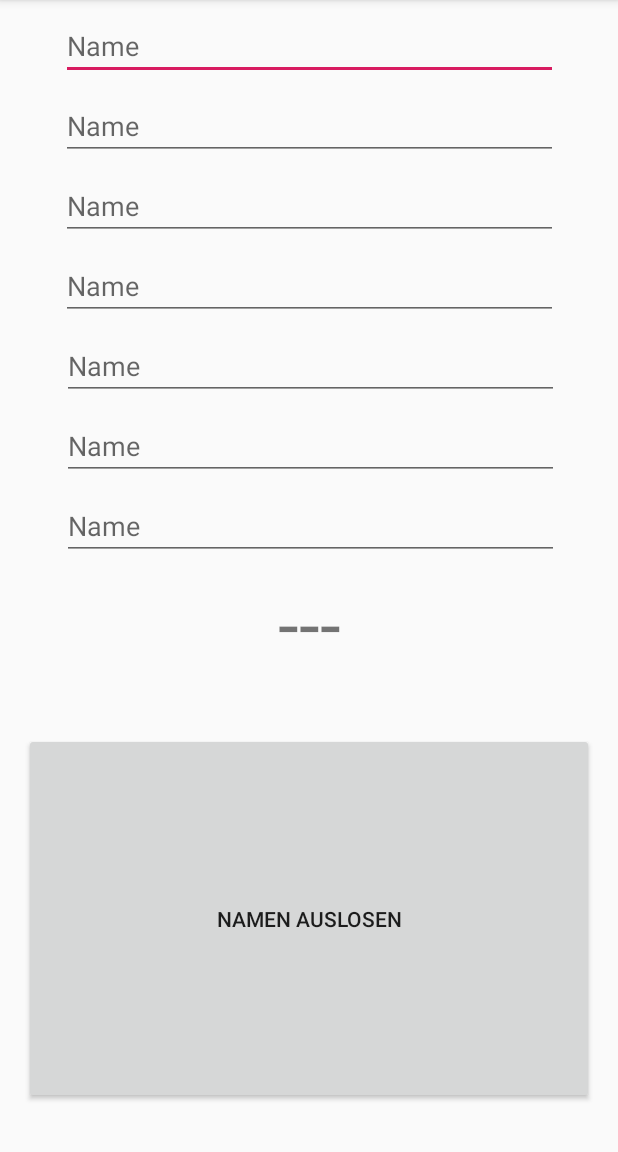
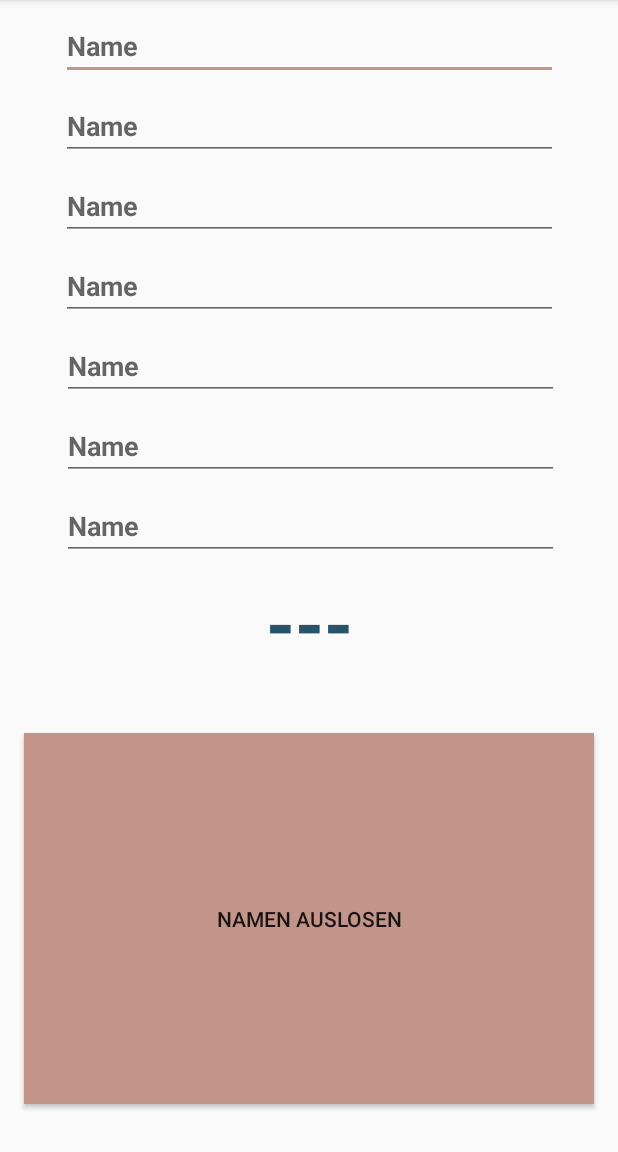
Before and after one commit to Hotzenplotz1337/App, an Android app: the NamenLosen screen opened directly, with no data from a screen before it, on a phone screen of 412 x 824 dp, the part 84-1236 px from its top. Run offline under Robolectric (Android 15) with nearby library versions, the phone set to English and light mode, and no system bars.

Commit message:
Kleine Sachen

```diff
--- a/app/src/main/java/de/ml/gameassistant/StadtLandFluss.java
+++ b/app/src/main/java/de/ml/gameassistant/StadtLandFluss.java
@@ -56,12 +56,6 @@ public class StadtLandFluss extends AppCompatActivity implements SensorEventList
          if (s.getType() == Sensor.TYPE_PROXIMITY) {
             float dist = event.values[0];
             if (dist == 0.0) {
-                Context context = getApplicationContext();
-                CharSequence text = "Hello toast!";
-                int duration = Toast.LENGTH_SHORT;
-
-                Toast toast = Toast.makeText(context, text, duration);
-                toast.show();
                 drehen(null);
             }
 
--- a/app/src/main/res/layout/activity_namen_losen.xml
+++ b/app/src/main/res/layout/activity_namen_losen.xml
@@ -16,6 +16,9 @@
         android:ems="10"
         android:hint="Name"
         android:inputType="textPersonName"
+        android:textColor="@color/col1"
+        android:textStyle="bold"
+        android:typeface="sans"
         app:layout_constraintEnd_toEndOf="parent"
         app:layout_constraintStart_toStartOf="parent"
         app:layout_constraintTop_toTopOf="parent" />
@@ -28,8 +31,11 @@
         android:layout_marginTop="8dp"
         android:layout_marginEnd="8dp"
         android:ems="10"
+        android:hint="Name"
         android:inputType="textPersonName"
-        android:hint="Name"
+        android:textColor="@color/col1"
+        android:textStyle="bold"
+        android:typeface="sans"
         app:layout_constraintEnd_toEndOf="parent"
         app:layout_constraintStart_toStartOf="parent"
         app:layout_constraintTop_toBottomOf="@+id/et1" />
@@ -42,8 +48,11 @@
         android:layout_marginTop="8dp"
         android:layout_marginEnd="8dp"
         android:ems="10"
+        android:hint="Name"
         android:inputType="textPersonName"
-        android:hint="Name"
+        android:textColor="@color/col1"
+        android:textStyle="bold"
+        android:typeface="sans"
         app:layout_constraintEnd_toEndOf="parent"
         app:layout_constraintStart_toStartOf="parent"
         app:layout_constraintTop_toBottomOf="@+id/et2" />
@@ -56,8 +65,11 @@
         android:layout_marginTop="8dp"
         android:layout_marginEnd="8dp"
         android:ems="10"
+        android:hint="Name"
         android:inputType="textPersonName"
-        android:hint="Name"
+        android:textColor="@color/col1"
+        android:textStyle="bold"
+        android:typeface="sans"
         app:layout_constraintEnd_toEndOf="parent"
         app:layout_constraintHorizontal_bias="0.509"
         app:layout_constraintStart_toStartOf="parent"
@@ -73,6 +85,9 @@
         android:ems="10"
         android:hint="Name"
         android:inputType="textPersonName"
+        android:textColor="@color/col1"
+        android:textStyle="bold"
+        android:typeface="sans"
         app:layout_constraintEnd_toEndOf="parent"
         app:layout_constraintHorizontal_bias="0.513"
         app:layout_constraintStart_toStartOf="parent"
@@ -88,6 +103,9 @@
         android:ems="10"
         android:hint="Name"
         android:inputType="textPersonName"
+        android:textColor="@color/col1"
+        android:textStyle="bold"
+        android:typeface="sans"
         app:layout_constraintEnd_toEndOf="parent"
         app:layout_constraintHorizontal_bias="0.513"
         app:layout_constraintStart_toStartOf="parent"
@@ -103,6 +121,9 @@
         android:ems="10"
         android:hint="Name"
         android:inputType="textPersonName"
+        android:textColor="@color/col1"
+        android:textStyle="bold"
+        android:typeface="sans"
         app:layout_constraintEnd_toEndOf="parent"
         app:layout_constraintHorizontal_bias="0.515"
         app:layout_constraintStart_toStartOf="parent"
@@ -115,7 +136,9 @@
         android:layout_marginTop="8dp"
         android:layout_marginBottom="8dp"
         android:textAlignment="center"
+        android:textColor="@color/col1"
         android:textSize="50sp"
+        android:textStyle="bold"
         app:layout_constraintBottom_toTopOf="@+id/button5"
         app:layout_constraintEnd_toEndOf="parent"
         app:layout_constraintHorizontal_bias="0.0"
@@ -131,6 +154,7 @@
         android:layout_marginTop="32dp"
         android:layout_marginEnd="16dp"
         android:layout_marginBottom="32dp"
+        android:background="@color/col2"
         android:onClick="losen"
         android:text="Namen auslosen"
         app:layout_constraintBottom_toBottomOf="parent"
--- a/app/src/main/res/layout/activity_stadt_land_fluss.xml
+++ b/app/src/main/res/layout/activity_stadt_land_fluss.xml
@@ -15,6 +15,7 @@
         android:layout_marginTop="16dp"
         android:layout_marginEnd="8dp"
         android:layout_marginBottom="16dp"
+        android:background="@color/col2"
         android:onClick="drehen"
         android:text="Buchstabe losen"
         app:layout_constraintBottom_toBottomOf="parent"
@@ -32,6 +33,7 @@
         android:layout_marginEnd="8dp"
         android:layout_marginBottom="16dp"
         android:textAlignment="center"
+        android:textColor="@color/col1"
         android:textSize="200sp"
         app:layout_constraintBottom_toTopOf="@+id/button"
         app:layout_constraintEnd_toEndOf="parent"
--- a/app/src/main/res/values/colors.xml
+++ b/app/src/main/res/values/colors.xml
@@ -2,13 +2,13 @@
 <resources>
     <color name="colorPrimary">#28536B</color>
     <color name="colorPrimaryDark">#193849</color>
-    <color name="colorAccent">#D81B60</color>
+    <color name="colorAccent">#c2948a</color>
     <color name="calc1">#999999</color>
     <color name="calc2">#707070</color>
     <color name="calc3">#505050</color>
     <color name="calc4">#FFFFFF</color>
-    <color name="col1">#28536B</color>
-    <color name="col2">#C2948A</color>
+    <color name="col1">#28536b</color>
+    <color name="col2">#c2948a</color>
     <color name="col3">#7EA8BE</color>
     <color name="col4">#F6F0ED</color>
     <color name="col5">#BBB193</color>
```
Also changed, not shown: app/src/main/java/de/ml/gameassistant/MainActivity.java (+9 -0 lines), app/src/main/java/de/ml/gameassistant/Wuerfeln.java (+7 -0 lines), app/src/main/res/drawable/losen.jpg (added), app/src/main/res/drawable/rechner.jpg (added), app/src/main/res/drawable/stadtlandfluss.jpg (added), app/src/main/res/drawable/wuerfeln.jpg (added).
